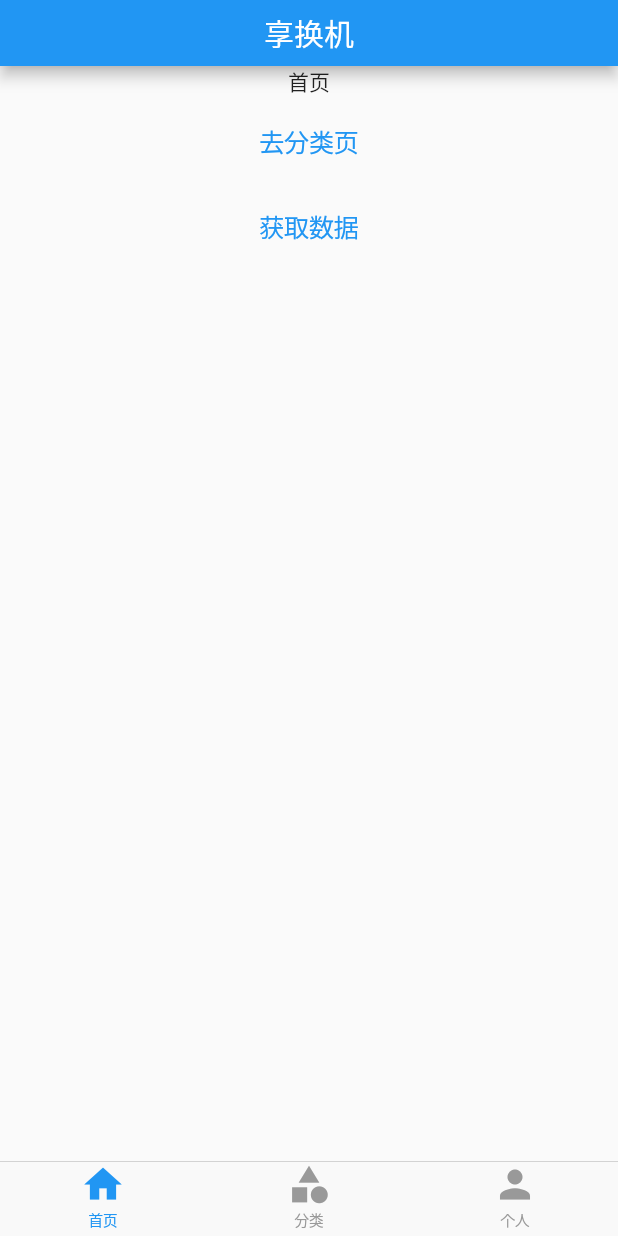
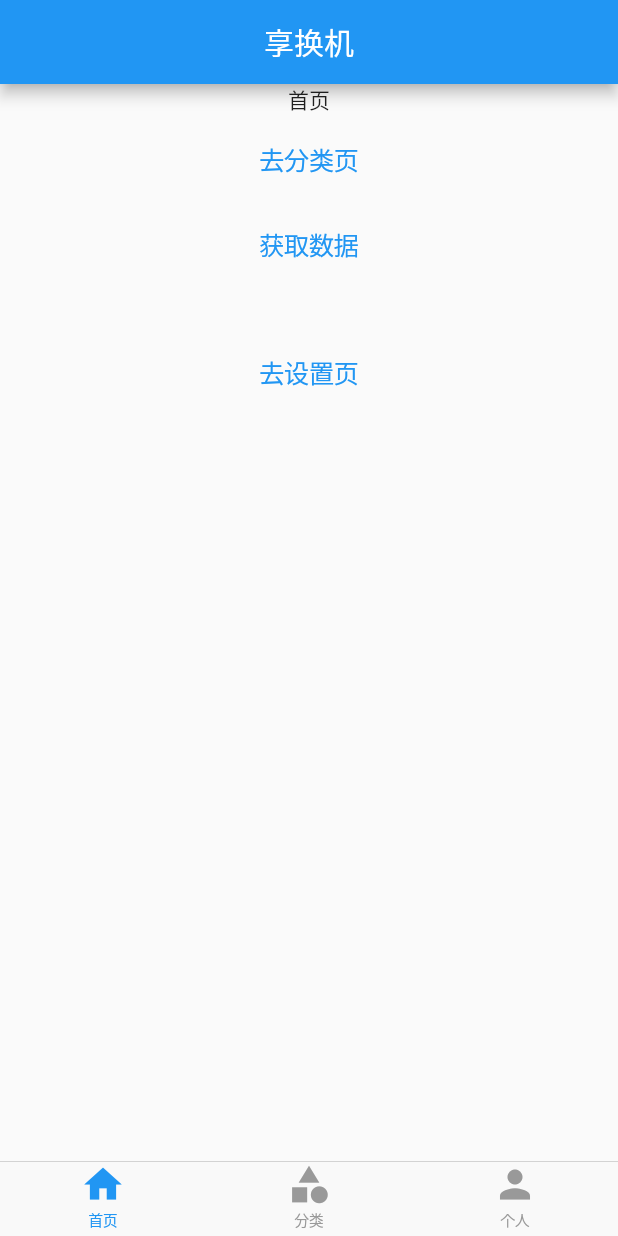
Before and after one commit to yuetsh/flutter-starter, a Flutter app: the screen it shows after launch, on a phone screen of 412 x 824 dp. Run offline on Flutter 3.47's test engine with Material 2 defaults, Android fonts, the phone set to English and light mode, and no system bars; our stand-ins replace dio, fluro, flutter_mobx, mobx; generated files the repository leaves out were written again; statements that could not run were skipped.

Commit message:
refactor: rename files

```diff
--- a/lib/model/home/home.dart
+++ b/lib/model/home/home.dart
@@ -2,7 +2,7 @@ import 'package:json_annotation/json_annotation.dart';
 
 part 'home.g.dart';
 
-@JsonSerializable(nullable: false)
+@JsonSerializable()
 class Home {
   final int userId;
   final int id;
--- a/lib/routers/route_handlers.dart
+++ b/lib/routers/route_handlers.dart
@@ -1,12 +1,12 @@
 import 'package:fluro/fluro.dart';
 import 'package:flutter/material.dart';
-import 'package:flutter_starter/screens/category_screen.dart';
-import 'package:flutter_starter/screens/home_screen.dart';
+import 'package:flutter_starter/screens/home.screen.dart';
+import 'package:flutter_starter/screens/settings.screen.dart';
 
 Handler homeHandler = Handler(
     handlerFunc: (BuildContext context, Map<String, List<String>> params) =>
         HomeScreen());
 
-Handler categoryHandler = Handler(
+Handler settingsHandler = Handler(
     handlerFunc: (BuildContext context, Map<String, List<String>> params) =>
-        CategoryScreen());
+        SettingsScreen());
--- a/lib/routers/routes.dart
+++ b/lib/routers/routes.dart
@@ -3,10 +3,10 @@ import 'package:flutter_starter/routers/route_handlers.dart';
 
 class Routes {
   static String home = "/";
-  static String category = "/category";
+  static String settings = "/settings";
 
   static void configureRoutes(Router router) {
     router.define(home, handler: homeHandler);
-    router.define(category, handler: categoryHandler);
+    router.define(settings, handler: settingsHandler);
   }
 }
--- a/lib/screens/home_screen.dart
+++ b/lib/screens/home.screen.dart
@@ -1,12 +1,7 @@
 import 'package:flutter/material.dart';
 import 'package:flutter_starter/widgets/home/index.dart';
 
-class _HomeState extends State<HomeScreen> {
+class HomeScreen extends StatelessWidget {
   @override
   Widget build(BuildContext context) => HomeIndex();
 }
-
-class HomeScreen extends StatefulWidget {
-  @override
-  State<StatefulWidget> createState() => _HomeState();
-}
--- a/lib/stores/entrance/entrance_store.dart
+++ b/lib/stores/entrance/entrance.store.dart
@@ -1,6 +1,6 @@
 import 'package:mobx/mobx.dart';
 
-part 'entrance_store.g.dart';
+part 'entrance.store.g.dart';
 
 class EntranceStore = _EntranceStore with _$EntranceStore;
 
--- a/lib/stores/home/home_store.dart
+++ b/lib/stores/home/home.store.dart
@@ -1,8 +1,8 @@
-import 'package:flutter_starter/api/home.dart';
+import 'package:flutter_starter/api/home.api.dart';
 import 'package:flutter_starter/model/home/home.dart';
 import 'package:mobx/mobx.dart';
 
-part 'home_store.g.dart';
+part 'home.store.g.dart';
 
 class HomeStore = _HomeStore with _$HomeStore;
 
--- a/lib/widgets/entrance/index.dart
+++ b/lib/widgets/entrance/index.dart
@@ -1,10 +1,10 @@
 import 'package:flutter/cupertino.dart';
 import 'package:flutter/material.dart';
 import 'package:flutter_mobx/flutter_mobx.dart';
-import 'package:flutter_starter/screens/category_screen.dart';
-import 'package:flutter_starter/screens/home_screen.dart';
-import 'package:flutter_starter/screens/user_center_screen.dart';
-import 'package:flutter_starter/stores/entrance/entrance_store.dart';
+import 'package:flutter_starter/screens/category.screen.dart';
+import 'package:flutter_starter/screens/home.screen.dart';
+import 'package:flutter_starter/screens/user_center.screen.dart';
+import 'package:flutter_starter/stores/entrance/entrance.store.dart';
 import 'package:flutter_starter/widgets/app_bar/category_app_bar.dart';
 import 'package:flutter_starter/widgets/app_bar/home_app_bar.dart';
 import 'package:flutter_starter/widgets/app_bar/user_center_app_bar.dart';
@@ -33,7 +33,7 @@ class _EntranceState extends State<EntranceIndex> {
       builder: (_) => Scaffold(
             appBar: PreferredSize(
               child: _appBars[entranceStore.index],
-              preferredSize: Size.fromHeight(44.0),
+              preferredSize: Size.fromHeight(56.0),
             ),
             body: IndexedStack(
               index: entranceStore.index,
--- a/lib/widgets/home/index.dart
+++ b/lib/widgets/home/index.dart
@@ -1,8 +1,11 @@
+import 'package:fluro/fluro.dart';
 import 'package:flutter/cupertino.dart';
 import 'package:flutter/material.dart';
 import 'package:flutter_mobx/flutter_mobx.dart';
-import 'package:flutter_starter/stores/entrance/entrance_store.dart';
-import 'package:flutter_starter/stores/home/home_store.dart';
+import 'package:flutter_starter/routers/routes.dart';
+import 'package:flutter_starter/services/application.dart';
+import 'package:flutter_starter/stores/entrance/entrance.store.dart';
+import 'package:flutter_starter/stores/home/home.store.dart';
 
 class HomeIndex extends StatelessWidget {
   @override
@@ -22,10 +25,18 @@ class HomeIndex extends StatelessWidget {
             onPressed: homeStore.getData,
           ),
           Observer(
-              builder: (_) => Text(
-                    homeStore.data.title,
-                    style: TextStyle(fontSize: 24),
-                  )),
+            builder: (_) => Text(
+                  homeStore.data.title,
+                  style: TextStyle(fontSize: 24),
+                ),
+          ),
+          CupertinoButton(
+            child: Text('去设置页'),
+            onPressed: () {
+              Application.router.navigateTo(context, Routes.settings,
+                  transition: TransitionType.inFromRight);
+            },
+          ),
         ],
       ),
     );
```
Also changed, not shown: lib/screens/category.screen.dart (renamed from lib/screens/category_screen.dart, +1 -6 lines), lib/screens/settings.screen.dart (added, +14 -0 lines), lib/screens/user_center.screen.dart (added, +7 -0 lines), lib/screens/user_center_screen.dart (deleted, +0 -12 lines), lib/widgets/settings/index.dart (added, +10 -0 lines), lib/api/home.api.dart (renamed from lib/api/home.dart), lib/stores/entrance/entrance.store.g.dart, lib/stores/home/home.store.g.dart.
